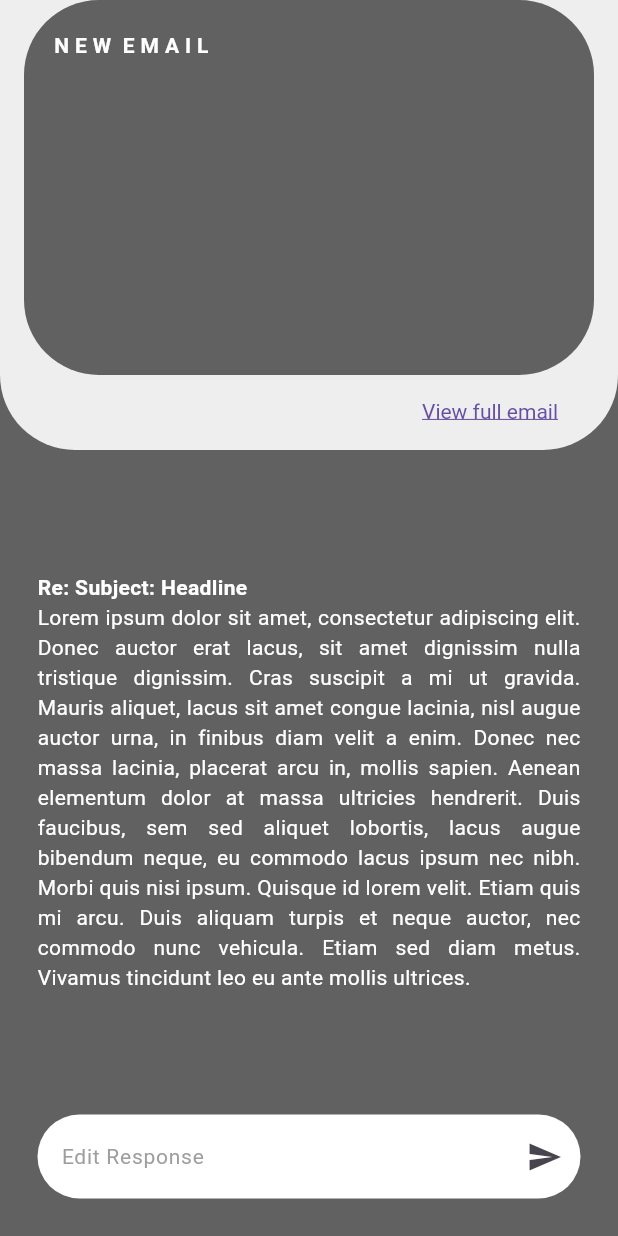
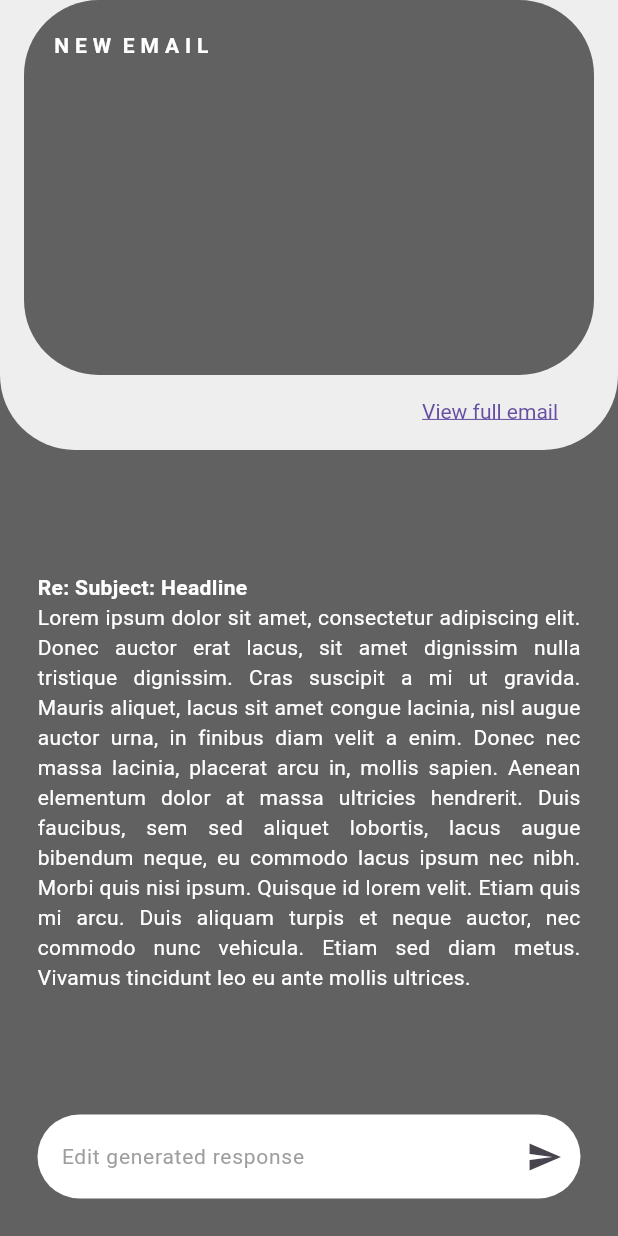
Before and after one commit to nellyy2505/dailify, a Flutter app: the EmailPage screen opened directly, on a phone screen of 412 x 824 dp. Run offline on Flutter 3.47's test engine with Material 3 defaults, Android fonts, the phone set to English and light mode, and no system bars; our stand-ins replace firebase_auth, firebase_core, google_nav_bar, google_sign_in; missing offline and left inert: googleapis; accounts and stored records are empty.

Commit message:
Fetch email

```diff
--- a/lib/pages/email.dart
+++ b/lib/pages/email.dart
@@ -1,5 +1,6 @@
+import 'package:dailify/pages/gmail_fetch.dart';
+import 'package:dailify/util/chatbox.dart';
 import 'package:flutter/material.dart';
-import 'package:dailify/util/response_box.dart';
 
 class EmailPage extends StatefulWidget {
   const EmailPage({super.key});
@@ -9,6 +10,7 @@ class EmailPage extends StatefulWidget {
 }
 
 class _EmailPageState extends State<EmailPage> {
+  void editResponse(){}
   @override
   Widget build(BuildContext context) {
     return Scaffold(
@@ -53,7 +55,12 @@ class _EmailPageState extends State<EmailPage> {
                   ),
 
                   ElevatedButton.icon(
-                    onPressed:() {}, //TODO view full email
+                    onPressed: (){
+                      Navigator.push(context, MaterialPageRoute(
+                          builder:(context) => GmailApiScreen(),
+                        )
+                      );
+                    }, //TODO view full email
                     label: Text("View full email"),
                     style: ElevatedButton.styleFrom(
                       backgroundColor: Colors.grey[200],
@@ -98,7 +105,7 @@ class _EmailPageState extends State<EmailPage> {
           //edit response and send response to given email or option to delete spam email
           Padding(
             padding: const EdgeInsets.only(left: 25, right: 25, bottom: 25),
-            child: ResponseBox(),
+            child: ChatBox(onPressed: editResponse, text: 'Edit generated response'),
           )
         ],
       )
--- a/lib/util/response_box.dart
+++ /dev/null
@@ -1,53 +0,0 @@
-import "package:flutter/material.dart";
-
-class ResponseBox extends StatefulWidget {
-  const ResponseBox({super.key});
-
-  @override
-  State<ResponseBox> createState() => _ResponseBoxState();
-}
-
-class _ResponseBoxState extends State<ResponseBox> {
-  late TextEditingController _controller;
-
-  @override
-  void initState() {
-    super.initState();
-    _controller = TextEditingController();
-  }
-
-  @override
-  void dispose() {
-    _controller.dispose();
-    super.dispose();
-  }
-
-  @override
-  Widget build(BuildContext context) {
-    return TextField(
-      decoration: InputDecoration(
-        suffixIcon: IconButton(
-          icon: Icon(Icons.send),
-
-          //TODO: Response function
-          onPressed: () {
-
-          },
-        ),
-        border: OutlineInputBorder(
-          borderRadius: const BorderRadius.all(Radius.circular(50.0)),
-          borderSide: BorderSide.none,
-        ),
-        filled: true,
-        fillColor: Colors.white,
-        hintText: 'Edit Response',
-        hintStyle: TextStyle(
-          color: Colors.grey,
-          fontSize: 14,
-        )
-
-      ),
-      controller: _controller,
-    );
-  }
-}
--- a/pubspec.yaml
+++ b/pubspec.yaml
@@ -41,6 +41,7 @@ dependencies:
   google_sign_in: ^6.3.0
   googleapis: ^13.2.0
   http: ^1.3.0
+  convert: ^3.1.2
 
 
 dev_dependencies:
```
Also changed, not shown: lib/pages/gmail_api.dart (added, +224 -0 lines), lib/services/auth_service.dart (+9 -2 lines), lib/firebase_options.dart, pubspec.lock, 9 other files.
